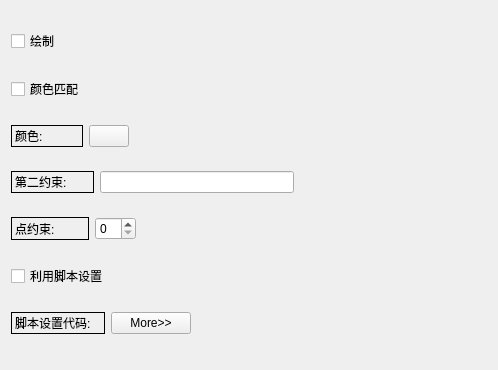
First picture: the form in General.ui, repository whatudone/plotxy, before the edit.
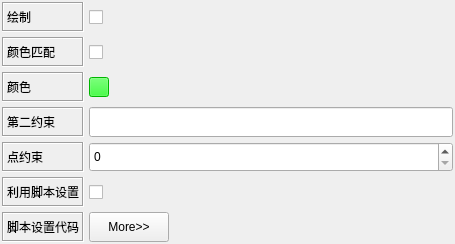
Second picture: the form after the edit.

Patch:
```diff
--- a/General.ui
+++ b/General.ui
@@ -6,18 +6,73 @@
    <rect>
     <x>0</x>
     <y>0</y>
-    <width>498</width>
-    <height>370</height>
+    <width>455</width>
+    <height>244</height>
    </rect>
   </property>
   <property name="windowTitle">
    <string>Form</string>
   </property>
   <layout class="QVBoxLayout" name="verticalLayout">
+   <property name="spacing">
+    <number>5</number>
+   </property>
+   <property name="leftMargin">
+    <number>0</number>
+   </property>
+   <property name="topMargin">
+    <number>0</number>
+   </property>
+   <property name="rightMargin">
+    <number>0</number>
+   </property>
+   <property name="bottomMargin">
+    <number>0</number>
+   </property>
    <item>
-    <layout class="QHBoxLayout" name="horizontalLayout_10">
-     <item>
+    <layout class="QGridLayout" name="gridLayout" rowstretch="1,1,1,1,1,1,1" columnstretch="0,1,0">
+     <property name="leftMargin">
+      <number>2</number>
+     </property>
+     <property name="topMargin">
+      <number>2</number>
+     </property>
+     <property name="rightMargin">
+      <number>2</number>
+     </property>
+     <property name="bottomMargin">
+      <number>2</number>
+     </property>
+     <property name="spacing">
+      <number>5</number>
+     </property>
+     <item row="0" column="0">
+      <widget class="QLabel" name="label_30">
+       <property name="minimumSize">
+        <size>
+         <width>20</width>
+         <height>30</height>
+        </size>
+       </property>
+       <property name="frameShape">
+        <enum>QFrame::Box</enum>
+       </property>
+       <property name="frameShadow">
+        <enum>QFrame::Sunken</enum>
+       </property>
+       <property name="text">
+        <string>绘制</string>
+       </property>
+      </widget>
+     </item>
+     <item row="0" column="1">
       <widget class="QCheckBox" name="checkBox_16">
+       <property name="minimumSize">
+        <size>
+         <width>0</width>
+         <height>30</height>
+        </size>
+       </property>
        <property name="contextMenuPolicy">
         <enum>Qt::DefaultContextMenu</enum>
        </property>
@@ -28,11 +83,11 @@
         <bool>false</bool>
        </property>
        <property name="text">
-        <string>绘制</string>
+        <string/>
        </property>
       </widget>
      </item>
-     <item>
+     <item row="0" column="2">
       <spacer name="horizontalSpacer_44">
        <property name="orientation">
         <enum>Qt::Horizontal</enum>
@@ -45,21 +100,42 @@
        </property>
       </spacer>
      </item>
-    </layout>
-   </item>
-   <item>
-    <layout class="QHBoxLayout" name="horizontalLayout_38">
-     <item>
-      <widget class="QCheckBox" name="checkBox_14">
-       <property name="layoutDirection">
-        <enum>Qt::LeftToRight</enum>
+     <item row="1" column="0">
+      <widget class="QLabel" name="label_31">
+       <property name="minimumSize">
+        <size>
+         <width>20</width>
+         <height>30</height>
+        </size>
+       </property>
+       <property name="frameShape">
+        <enum>QFrame::Box</enum>
+       </property>
+       <property name="frameShadow">
+        <enum>QFrame::Sunken</enum>
        </property>
        <property name="text">
         <string>颜色匹配</string>
        </property>
       </widget>
      </item>
-     <item>
+     <item row="1" column="1">
+      <widget class="QCheckBox" name="checkBox_14">
+       <property name="minimumSize">
+        <size>
+         <width>0</width>
+         <height>30</height>
+        </size>
+       </property>
+       <property name="layoutDirection">
+        <enum>Qt::LeftToRight</enum>
+       </property>
+       <property name="text">
+        <string/>
+       </property>
+      </widget>
+     </item>
+     <item row="1" column="2">
       <spacer name="horizontalSpacer_39">
        <property name="orientation">
         <enum>Qt::Horizontal</enum>
@@ -72,28 +148,48 @@
        </property>
       </spacer>
      </item>
-    </layout>
-   </item>
-   <item>
-    <layout class="QHBoxLayout" name="horizontalLayout_39">
-     <item>
+     <item row="2" column="0">
       <widget class="QLabel" name="label_26">
+       <property name="minimumSize">
+        <size>
+         <width>20</width>
+         <height>30</height>
+        </size>
+       </property>
        <property name="frameShape">
         <enum>QFrame::Box</enum>
        </property>
+       <property name="frameShadow">
+        <enum>QFrame::Sunken</enum>
+       </property>
        <property name="text">
-        <string>颜色:           </string>
+        <string>颜色</string>
        </property>
       </widget>
      </item>
-     <item>
+     <item row="2" column="1">
       <widget class="QPushButton" name="pushButton_12">
+       <property name="maximumSize">
+        <size>
+         <width>20</width>
+         <height>20</height>
+        </size>
+       </property>
+       <property name="autoFillBackground">
+        <bool>false</bool>
+       </property>
+       <property name="styleSheet">
+        <string notr="true">background-color: rgb(0, 255, 0);</string>
+       </property>
        <property name="text">
         <string/>
        </property>
+       <property name="flat">
+        <bool>false</bool>
+       </property>
       </widget>
      </item>
-     <item>
+     <item row="2" column="2">
       <spacer name="horizontalSpacer_40">
        <property name="orientation">
         <enum>Qt::Horizontal</enum>
@@ -106,81 +202,90 @@
        </property>
       </spacer>
      </item>
-    </layout>
-   </item>
-   <item>
-    <layout class="QHBoxLayout" name="horizontalLayout_40">
-     <item>
+     <item row="3" column="0">
       <widget class="QLabel" name="label_27">
+       <property name="minimumSize">
+        <size>
+         <width>20</width>
+         <height>30</height>
+        </size>
+       </property>
        <property name="frameShape">
         <enum>QFrame::Box</enum>
        </property>
+       <property name="frameShadow">
+        <enum>QFrame::Sunken</enum>
+       </property>
        <property name="text">
-        <string>第二约束:       </string>
+        <string>第二约束</string>
        </property>
       </widget>
      </item>
-     <item>
-      <widget class="QLineEdit" name="lineEdit_7"/>
-     </item>
-     <item>
-      <spacer name="horizontalSpacer_41">
-       <property name="orientation">
-        <enum>Qt::Horizontal</enum>
-       </property>
-       <property name="sizeHint" stdset="0">
+     <item row="3" column="1" colspan="2">
+      <widget class="QLineEdit" name="lineEdit_7">
+       <property name="minimumSize">
         <size>
-         <width>40</width>
-         <height>20</height>
+         <width>0</width>
+         <height>30</height>
         </size>
        </property>
-      </spacer>
+      </widget>
      </item>
-    </layout>
-   </item>
-   <item>
-    <layout class="QHBoxLayout" name="horizontalLayout_41">
-     <item>
+     <item row="4" column="0">
       <widget class="QLabel" name="label_28">
+       <property name="minimumSize">
+        <size>
+         <width>20</width>
+         <height>30</height>
+        </size>
+       </property>
        <property name="frameShape">
         <enum>QFrame::Box</enum>
        </property>
+       <property name="frameShadow">
+        <enum>QFrame::Sunken</enum>
+       </property>
        <property name="text">
-        <string>点约束:         </string>
+        <string>点约束</string>
        </property>
       </widget>
      </item>
-     <item>
-      <widget class="QSpinBox" name="spinBox_5"/>
-     </item>
-     <item>
-      <spacer name="horizontalSpacer_42">
-       <property name="orientation">
-        <enum>Qt::Horizontal</enum>
-       </property>
-       <property name="sizeHint" stdset="0">
+     <item row="5" column="0">
+      <widget class="QLabel" name="label_32">
+       <property name="minimumSize">
         <size>
-         <width>40</width>
-         <height>20</height>
+         <width>20</width>
+         <height>30</height>
         </size>
        </property>
-      </spacer>
-     </item>
-    </layout>
-   </item>
-   <item>
-    <layout class="QHBoxLayout" name="horizontalLayout_42">
-     <item>
-      <widget class="QCheckBox" name="checkBox_15">
-       <property name="layoutDirection">
-        <enum>Qt::LeftToRight</enum>
+       <property name="frameShape">
+        <enum>QFrame::Box</enum>
+       </property>
+       <property name="frameShadow">
+        <enum>QFrame::Sunken</enum>
        </property>
        <property name="text">
         <string>利用脚本设置</string>
        </property>
       </widget>
      </item>
-     <item>
+     <item row="5" column="1">
+      <widget class="QCheckBox" name="checkBox_15">
+       <property name="minimumSize">
+        <size>
+         <width>0</width>
+         <height>30</height>
+        </size>
+       </property>
+       <property name="layoutDirection">
+        <enum>Qt::LeftToRight</enum>
+       </property>
+       <property name="text">
+        <string/>
+       </property>
+      </widget>
+     </item>
+     <item row="5" column="2">
       <spacer name="horizontalSpacer_43">
        <property name="orientation">
         <enum>Qt::Horizontal</enum>
@@ -193,40 +298,61 @@
        </property>
       </spacer>
      </item>
-    </layout>
-   </item>
-   <item>
-    <layout class="QHBoxLayout" name="horizontalLayout_43">
-     <item>
+     <item row="6" column="0">
       <widget class="QLabel" name="label_29">
+       <property name="minimumSize">
+        <size>
+         <width>20</width>
+         <height>30</height>
+        </size>
+       </property>
        <property name="frameShape">
         <enum>QFrame::Box</enum>
        </property>
+       <property name="frameShadow">
+        <enum>QFrame::Sunken</enum>
+       </property>
        <property name="text">
-        <string>脚本设置代码:   </string>
+        <string>脚本设置代码</string>
        </property>
       </widget>
      </item>
-     <item>
+     <item row="6" column="1">
       <widget class="QPushButton" name="pushButton_more">
+       <property name="minimumSize">
+        <size>
+         <width>0</width>
+         <height>30</height>
+        </size>
+       </property>
        <property name="text">
         <string>More&gt;&gt;</string>
        </property>
       </widget>
      </item>
-     <item>
+     <item row="6" column="2">
       <spacer name="horizontalSpacer_45">
        <property name="orientation">
         <enum>Qt::Horizontal</enum>
        </property>
        <property name="sizeHint" stdset="0">
         <size>
-         <width>363</width>
+         <width>38</width>
          <height>20</height>
         </size>
        </property>
       </spacer>
      </item>
+     <item row="4" column="1" colspan="2">
+      <widget class="QSpinBox" name="spinBox_5">
+       <property name="minimumSize">
+        <size>
+         <width>0</width>
+         <height>30</height>
+        </size>
+       </property>
+      </widget>
+     </item>
     </layout>
    </item>
   </layout>
```
